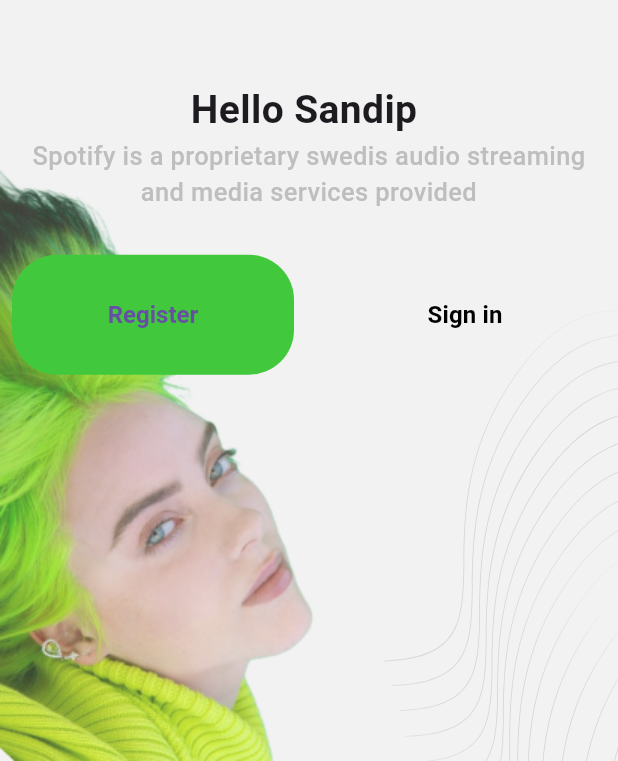
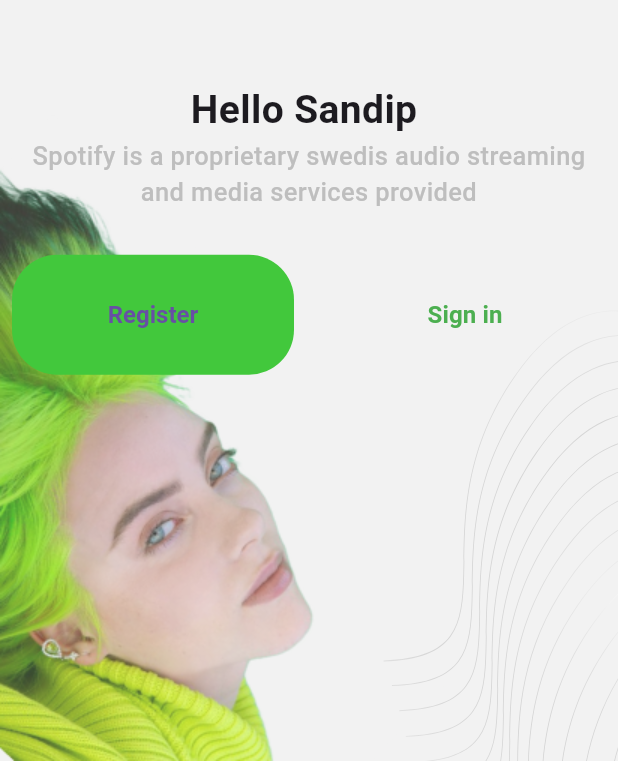
Before and after one commit to Sandipshrestha1/Music-Player, a Flutter app: the Signuporsignin screen opened directly, on a phone screen of 412 x 824 dp, the part 475-1236 px from its top. Run offline on Flutter 3.47's test engine with Material 3 defaults, Android fonts, the phone set to English and light mode, and no system bars; our stand-ins replace dartz, firebase_auth, firebase_core, flutter_bloc, flutter_svg, get_it and 1 more; accounts and stored records are empty; generated files the repository leaves out were written again.

```diff
--- a/firepit-log.txt
+++ b/firepit-log.txt
@@ -10,4 +10,4 @@ Checking for npm/bin/npm-cli install at /home/developer/.cache/firebase/tools/li
 Checking for npm/bin/npm-cli install at /home/developer/.cache/firebase/tools/node_modules/npm/bin/npm-cli
 Checking for npm/bin/npm-cli install at /snapshot/firepit/node_modules/npm/bin/npm-cli
 Found npm/bin/npm-cli install.
-ShellJSInternalError: ENOENT: no such file or directory, stat '/home/developer/.cache/firebase/runtime/node.bat'
+ShellJSInternalError: ENOENT: no such file or directory, chmod '/home/developer/.cache/firebase/runtime/node'
--- a/lib/presentation/auth/pages/SignUp_or_signIn.dart
+++ b/lib/presentation/auth/pages/SignUp_or_signIn.dart
@@ -94,7 +94,7 @@ class Signuporsignin extends StatelessWidget {
                               fontSize: 16,
                               color: context.isDarkMode
                                   ? Colors.white
-                                  : Colors.black,
+                                  : Colors.green,
                             ),
                           ),
                         ),
```
